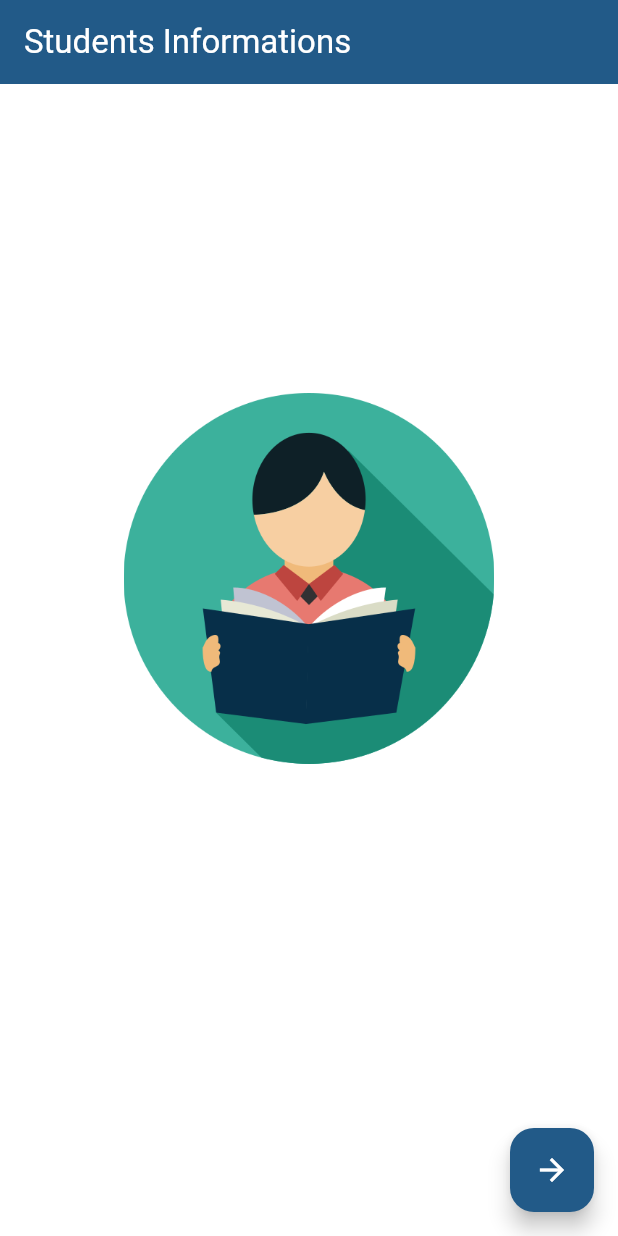
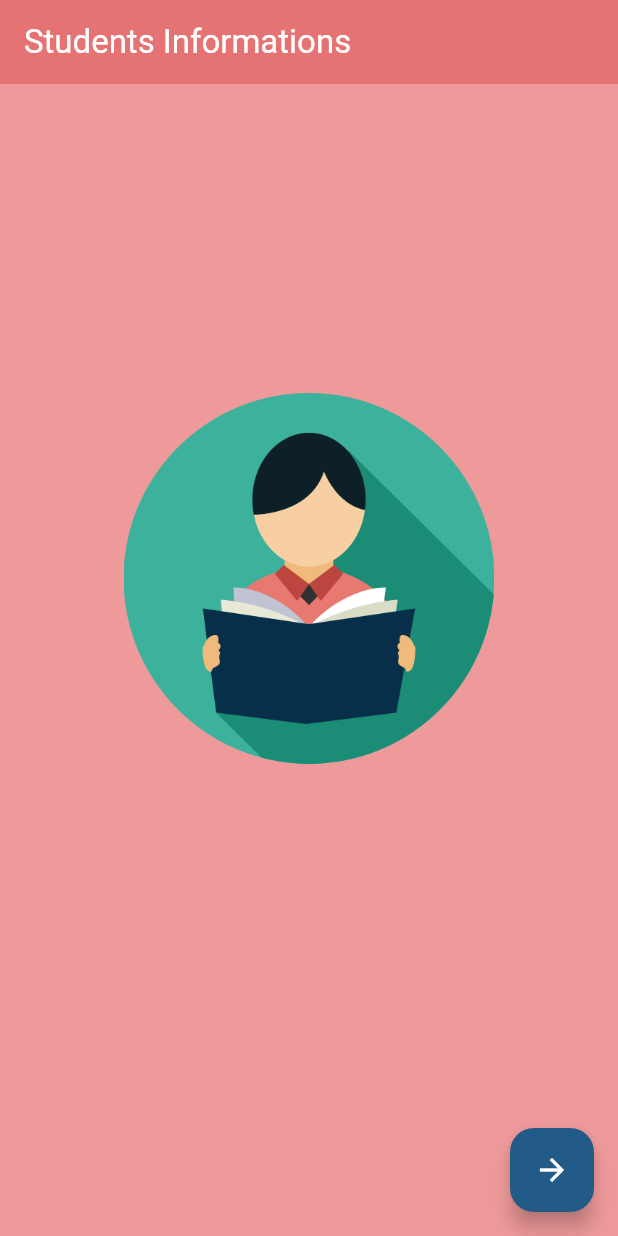
Before and after one commit to muhammed-ajmal1217/Person-Information, a Flutter app: the screen it shows after launch, on a phone screen of 412 x 824 dp. Run offline on Flutter 3.47's test engine with Material 2 defaults, Android fonts, the phone set to English and light mode, and no system bars; our stand-ins replace hive, hive_flutter, image_picker; accounts and stored records are empty.

```diff
--- a/lib/pages/homePage.dart
+++ b/lib/pages/homePage.dart
@@ -18,8 +18,9 @@ class _MyHomePageState extends State<MyHomePage> {
 
     getAllstudents();
     return Scaffold(
+      backgroundColor: Colors.red[200],
       appBar: AppBar(
-        backgroundColor: const Color.fromARGB(255, 34, 90, 136),
+        backgroundColor:Colors.red[300],
         title: Text(
           'Students Informations',
           style: TextStyle(color: Colors.white),
```
Also changed, not shown: pubspec.lock.
